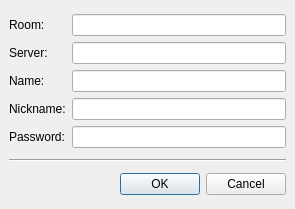
Before: the Qt Designer form widgets/preferences_bookmarks.ui in xmpp-graveyard/jabbim, drawn with Qt 5.
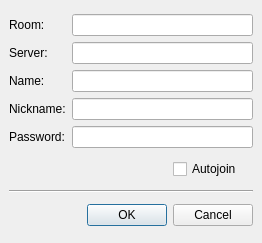
After: the same form once the commit is applied. Icons and pictures are not drawn.

Commit message: nastavovani autojoin v editaci bookmarku

```diff
--- a/widgets/preferences_bookmarks.ui
+++ b/widgets/preferences_bookmarks.ui
@@ -5,8 +5,8 @@
    <rect>
     <x>0</x>
     <y>0</y>
-    <width>295</width>
-    <height>209</height>
+    <width>262</width>
+    <height>243</height>
    </rect>
   </property>
   <property name="windowTitle" >
@@ -19,7 +19,7 @@
    <property name="spacing" >
     <number>6</number>
    </property>
-   <item row="2" column="0" >
+   <item row="3" column="0" >
     <spacer>
      <property name="orientation" >
       <enum>Qt::Horizontal</enum>
@@ -33,13 +33,19 @@
     </spacer>
    </item>
    <item row="1" column="0" colspan="2" >
-    <widget class="Line" name="line" >
+    <spacer>
      <property name="orientation" >
       <enum>Qt::Horizontal</enum>
      </property>
-    </widget>
+     <property name="sizeHint" >
+      <size>
+       <width>191</width>
+       <height>20</height>
+      </size>
+     </property>
+    </spacer>
    </item>
-   <item row="2" column="1" >
+   <item row="3" column="1" colspan="2" >
     <layout class="QHBoxLayout" >
      <property name="margin" >
       <number>0</number>
@@ -63,7 +69,7 @@
      </item>
     </layout>
    </item>
-   <item row="0" column="0" colspan="2" >
+   <item row="0" column="0" colspan="3" >
     <layout class="QHBoxLayout" >
      <property name="margin" >
       <number>0</number>
@@ -143,6 +149,20 @@
      </item>
     </layout>
    </item>
+   <item row="1" column="2" >
+    <widget class="QCheckBox" name="autojoin" >
+     <property name="text" >
+      <string>Autojoin</string>
+     </property>
+    </widget>
+   </item>
+   <item row="2" column="0" colspan="3" >
+    <widget class="Line" name="line" >
+     <property name="orientation" >
+      <enum>Qt::Horizontal</enum>
+     </property>
+    </widget>
+   </item>
   </layout>
  </widget>
  <resources/>
```
Left out of the diff: 3 changed lines with no effect on the pictures. The commit also changes 3 other files.
